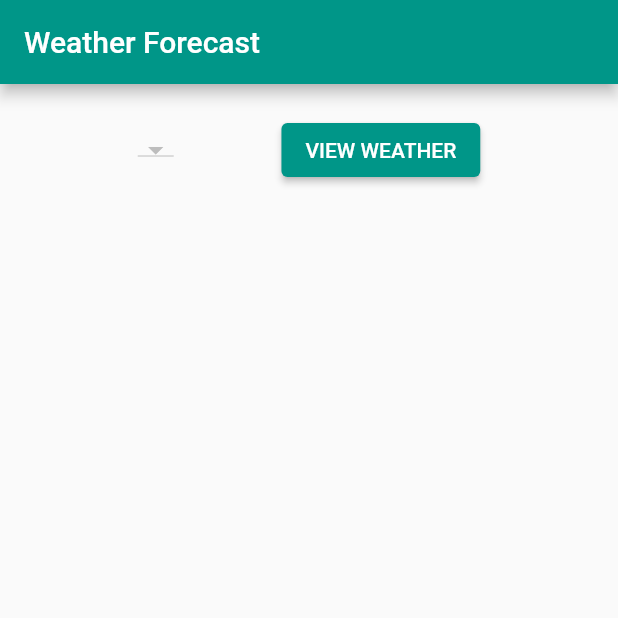
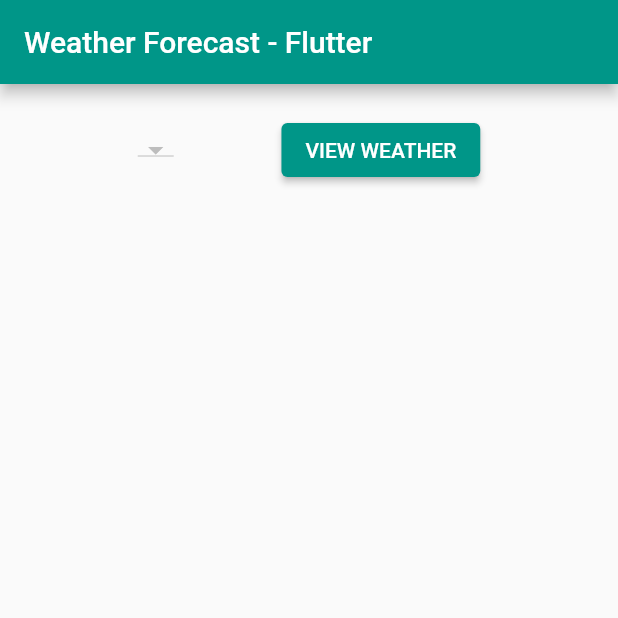
Before and after one commit to hasancse91/weather_app_flutter, a Flutter app: the screen it shows after launch, on a phone screen of 412 x 824 dp, the top half of it. Run offline on Flutter 3.47's test engine with Material 2 defaults, Android fonts, the light colour scheme and no system bars; our stand-ins replace dio, logger, pretty_dio_logger.

Commit message:
Code refactor

```diff
--- a/lib/config/env_config.dart
+++ b/lib/config/env_config.dart
@@ -1,14 +1,22 @@
 import 'package:logger/logger.dart';
 
 class EnvConfig {
+  final String appName;
   final String baseUrl;
   final String appId;
   late final Logger logger;
 
-  EnvConfig({required this.baseUrl, required this.appId}) {
+  EnvConfig({
+    required this.appName,
+    required this.baseUrl,
+    required this.appId,
+  }) {
     logger = Logger(
-      printer:
-          PrettyPrinter(colors: true, printEmojis: false, printTime: false),
+      printer: PrettyPrinter(
+        colors: true,
+        printEmojis: true,
+        printTime: false,
+      ),
     );
   }
 }
--- a/lib/main.dart
+++ b/lib/main.dart
@@ -7,6 +7,7 @@
 
 void main() {
   EnvConfig prodConfig = EnvConfig(
+    appName: 'Weather Forecast - Flutter',
     baseUrl: 'http://api.openweathermap.org/data/2.5',
     appId: 'd450a4a574372bd12f2fa308bf3cf15a',
   );
@@ -21,11 +22,9 @@
   @override
   Widget build(BuildContext context) {
     return MaterialApp(
-      title: 'Flutter Demo',
-      theme: ThemeData(
-        primarySwatch: Colors.teal,
-      ),
-      home: HomePage(title: 'Weather Forecast'),
+      title: BuildConfig.instance.config.appName,
+      theme: ThemeData(primarySwatch: Colors.teal),
+      home: HomePage(title: BuildConfig.instance.config.appName),
     );
   }
 }
```
